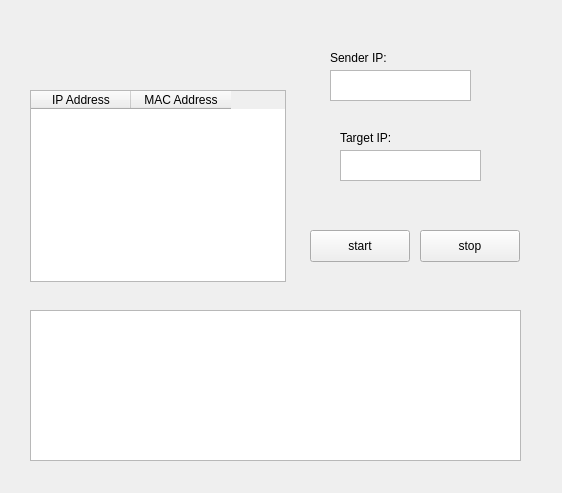
Above: arp-spoof/widget.ui from daehan00/security before the change. Below: the same form after it.
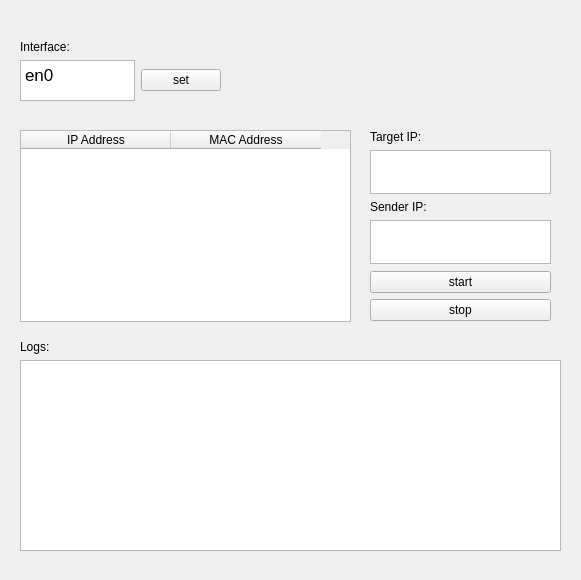
That is the form after the change.

Diff of the .ui file:
```diff
--- a/arp-spoof/widget.ui
+++ b/arp-spoof/widget.ui
@@ -6,61 +6,107 @@
    <rect>
     <x>0</x>
     <y>0</y>
-    <width>562</width>
-    <height>493</height>
+    <width>581</width>
+    <height>580</height>
    </rect>
   </property>
   <property name="windowTitle">
    <string>Widget</string>
   </property>
-  <widget class="QPushButton" name="startPb">
+  <widget class="QWidget" name="layoutWidget">
    <property name="geometry">
     <rect>
-     <x>310</x>
-     <y>230</y>
-     <width>100</width>
-     <height>32</height>
+     <x>20</x>
+     <y>340</y>
+     <width>541</width>
+     <height>211</height>
     </rect>
    </property>
-   <property name="text">
-    <string>start</string>
-   </property>
+   <layout class="QVBoxLayout" name="verticalLayout_4">
+    <item>
+     <widget class="QLabel" name="logLable">
+      <property name="text">
+       <string>Logs:</string>
+      </property>
+     </widget>
+    </item>
+    <item>
+     <widget class="QTextBrowser" name="logTb"/>
+    </item>
+   </layout>
   </widget>
-  <widget class="QPushButton" name="stopPb">
+  <widget class="QWidget" name="layoutWidget">
    <property name="geometry">
     <rect>
-     <x>420</x>
-     <y>230</y>
-     <width>100</width>
-     <height>32</height>
+     <x>370</x>
+     <y>130</y>
+     <width>181</width>
+     <height>191</height>
     </rect>
    </property>
-   <property name="text">
-    <string>stop</string>
-   </property>
-  </widget>
-  <widget class="QTextBrowser" name="statusTb">
-   <property name="geometry">
-    <rect>
-     <x>30</x>
-     <y>310</y>
-     <width>491</width>
-     <height>151</height>
-    </rect>
-   </property>
+   <layout class="QVBoxLayout" name="verticalLayout_5">
+    <item>
+     <layout class="QVBoxLayout" name="verticalLayout_2">
+      <item>
+       <widget class="QLabel" name="targetLabel">
+        <property name="text">
+         <string>Target IP:</string>
+        </property>
+       </widget>
+      </item>
+      <item>
+       <widget class="QTextBrowser" name="targetIpTb"/>
+      </item>
+      <item>
+       <widget class="QLabel" name="senderLabel">
+        <property name="text">
+         <string>Sender IP:</string>
+        </property>
+       </widget>
+      </item>
+      <item>
+       <widget class="QTextBrowser" name="senderIpTb"/>
+      </item>
+     </layout>
+    </item>
+    <item>
+     <layout class="QVBoxLayout" name="verticalLayout_3">
+      <item>
+       <widget class="QPushButton" name="startPb">
+        <property name="text">
+         <string>start</string>
+        </property>
+       </widget>
+      </item>
+      <item>
+       <widget class="QPushButton" name="stopPb">
+        <property name="text">
+         <string>stop</string>
+        </property>
+       </widget>
+      </item>
+     </layout>
+    </item>
+   </layout>
   </widget>
   <widget class="QTableWidget" name="ipAddrTable">
    <property name="geometry">
     <rect>
-     <x>30</x>
-     <y>90</y>
-     <width>256</width>
+     <x>20</x>
+     <y>130</y>
+     <width>331</width>
      <height>192</height>
     </rect>
    </property>
    <property name="lineWidth">
     <number>1</number>
    </property>
+   <attribute name="horizontalHeaderDefaultSectionSize">
+    <number>150</number>
+   </attribute>
+   <attribute name="verticalHeaderDefaultSectionSize">
+    <number>30</number>
+   </attribute>
    <column>
     <property name="text">
      <string>IP Address</string>
@@ -72,51 +118,55 @@
     </property>
    </column>
   </widget>
-  <widget class="QLabel" name="senderLabel">
+  <widget class="QWidget" name="layoutWidget">
    <property name="geometry">
     <rect>
-     <x>330</x>
-     <y>50</y>
-     <width>61</width>
-     <height>16</height>
+     <x>20</x>
+     <y>40</y>
+     <width>201</width>
+     <height>71</height>
     </rect>
    </property>
-   <property name="text">
-    <string>Sender IP:</string>
-   </property>
-  </widget>
-  <widget class="QTextBrowser" name="senderIpTb">
-   <property name="geometry">
-    <rect>
-     <x>330</x>
-     <y>70</y>
-     <width>141</width>
-     <height>31</height>
-    </rect>
-   </property>
-  </widget>
-  <widget class="QTextBrowser" name="targetIpTb">
-   <property name="geometry">
-    <rect>
-     <x>340</x>
-     <y>150</y>
-     <width>141</width>
-     <height>31</height>
-    </rect>
-   </property>
-  </widget>
-  <widget class="QLabel" name="targetLabel">
-   <property name="geometry">
-    <rect>
-     <x>340</x>
-     <y>130</y>
-     <width>58</width>
-     <height>16</height>
-    </rect>
-   </property>
-   <property name="text">
-    <string>Target IP:</string>
-   </property>
+   <layout class="QVBoxLayout" name="verticalLayout">
+    <item>
+     <widget class="QLabel" name="senderLabel_2">
+      <property name="text">
+       <string>Interface:</string>
+      </property>
+     </widget>
+    </item>
+    <item>
+     <layout class="QHBoxLayout" name="horizontalLayout">
+      <property name="sizeConstraint">
+       <enum>QLayout::SizeConstraint::SetDefaultConstraint</enum>
+      </property>
+      <property name="bottomMargin">
+       <number>10</number>
+      </property>
+      <item>
+       <widget class="QTextEdit" name="interfaceTe">
+        <property name="html">
+         <string>&lt;!DOCTYPE HTML PUBLIC &quot;-//W3C//DTD HTML 4.0//EN&quot; &quot;http://www.w3.org/TR/REC-html40/strict.dtd&quot;&gt;
+&lt;html&gt;&lt;head&gt;&lt;meta name=&quot;qrichtext&quot; content=&quot;1&quot; /&gt;&lt;meta charset=&quot;utf-8&quot; /&gt;&lt;style type=&quot;text/css&quot;&gt;
+p, li { white-space: pre-wrap; }
+hr { height: 1px; border-width: 0; }
+li.unchecked::marker { content: &quot;\2610&quot;; }
+li.checked::marker { content: &quot;\2612&quot;; }
+&lt;/style&gt;&lt;/head&gt;&lt;body style=&quot; font-family:'.AppleSystemUIFont'; font-size:13pt; font-weight:400; font-style:normal;&quot;&gt;
+&lt;p style=&quot; margin-top:0px; margin-bottom:0px; margin-left:0px; margin-right:0px; -qt-block-indent:0; text-indent:0px;&quot;&gt;en0&lt;/p&gt;&lt;/body&gt;&lt;/html&gt;</string>
+        </property>
+       </widget>
+      </item>
+      <item>
+       <widget class="QPushButton" name="setInterfacePb">
+        <property name="text">
+         <string>set</string>
+        </property>
+       </widget>
+      </item>
+     </layout>
+    </item>
+   </layout>
   </widget>
  </widget>
  <resources/>
```
